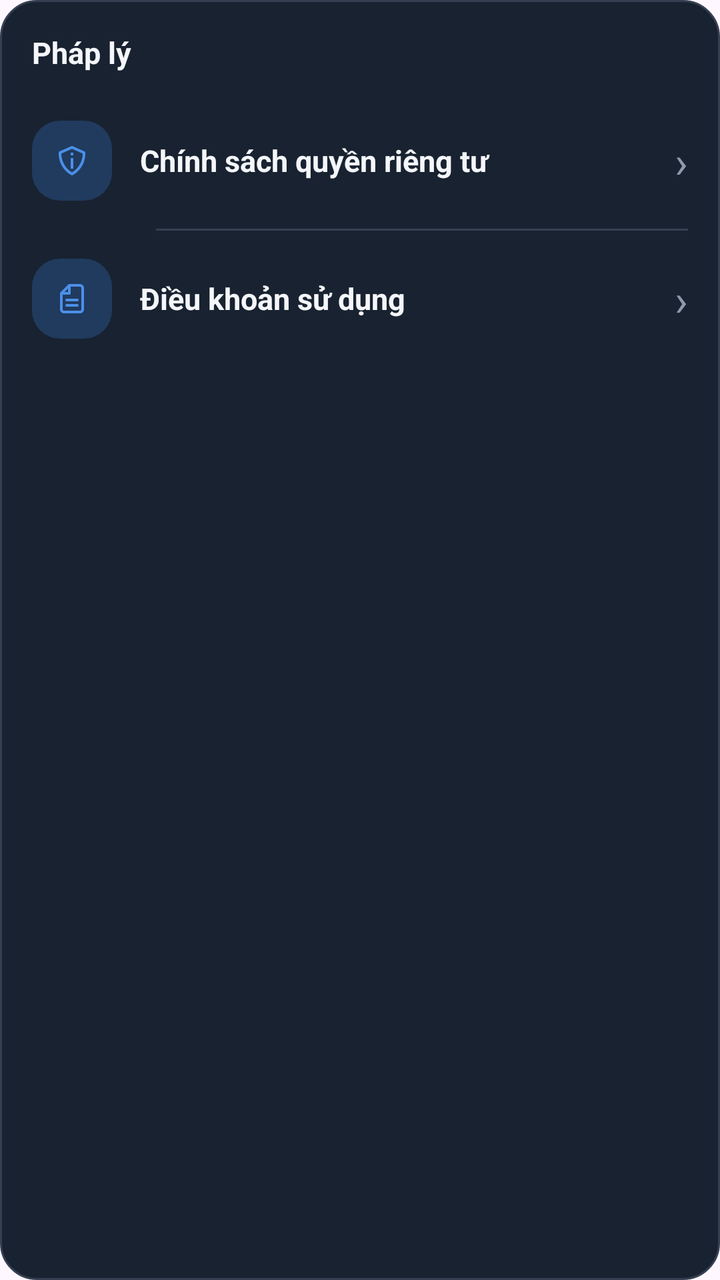
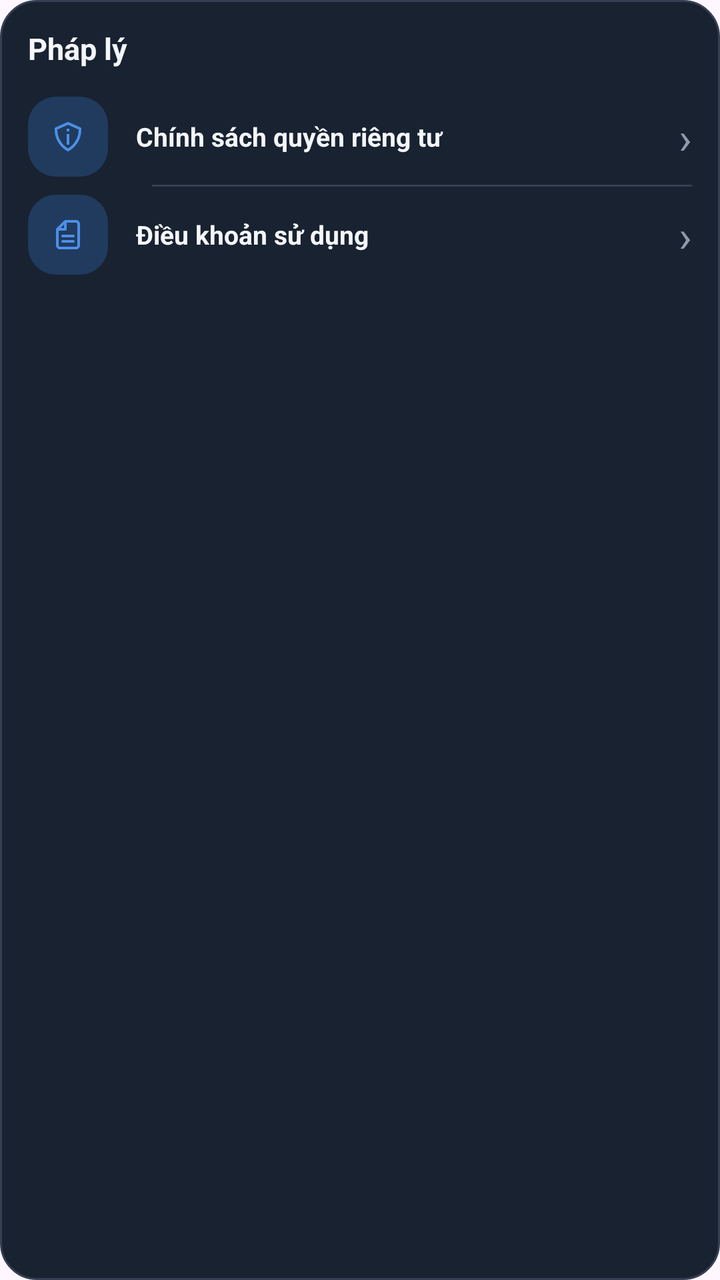

The first picture is an Android layout as it rendered before a commit; the second is the same layout after the commit. The layout source and the unified diff follow.
<!-- AndroidManifest.xml: application theme Theme.Kenglish -->
<!-- res/layout/canhan_phaply.xml -->
<?xml version="1.0" encoding="utf-8"?>
<LinearLayout xmlns:android="http://schemas.android.com/apk/res/android"
    android:layout_width="match_parent"
    android:layout_height="wrap_content"
    xmlns:app="http://schemas.android.com/apk/res-auto"
    android:layout_marginBottom="16dp"
    android:background="@drawable/nen_canhan_card"
    android:orientation="vertical"
    android:padding="16dp">


    
    <TextView
        android:layout_width="wrap_content"
        android:layout_height="wrap_content"
        android:text="Pháp lý"
        android:textColor="#F4F6FA"
        android:textSize="15sp"
        android:textStyle="bold" />


    
    <LinearLayout
        android:id="@+id/card_chinh_sach_quyen_rieng_tu"
        android:layout_width="match_parent"
        android:layout_height="68dp"
        android:layout_marginTop="10dp"
        android:clickable="true"
        android:focusable="true"
        android:gravity="center_vertical"
        android:orientation="horizontal">

        <ImageView
            android:layout_width="40dp"
            android:layout_height="40dp"
            android:background="@drawable/nen_icon_xanhnhat"
            android:gravity="center"
            android:padding="12dp"
            android:src="@drawable/ic_quyenriengtu"
            app:tint="#4C8FE8" />

        <TextView
            android:layout_width="0dp"
            android:layout_height="wrap_content"
            android:layout_marginStart="14dp"
            android:layout_weight="1"
            android:text="Chính sách quyền riêng tư"
            android:textColor="#F4F6FA"
            android:textSize="15sp"
            android:textStyle="bold" />

        <TextView
            android:layout_width="wrap_content"
            android:layout_height="wrap_content"
            android:text="›"
            android:textColor="#8F99AA"
            android:textSize="22sp" />

    </LinearLayout>


    
    <View
        android:layout_width="match_parent"
        android:layout_height="1dp"
        android:layout_marginStart="62dp"
        android:background="#344052" />


    
    <LinearLayout
        android:id="@+id/card_dieu_khoan_su_dung"
        android:layout_width="match_parent"
        android:layout_height="68dp"
        android:clickable="true"
        android:focusable="true"
        android:gravity="center_vertical"
        android:orientation="horizontal">

        <ImageView
            android:layout_width="40dp"
            android:layout_height="40dp"
            android:background="@drawable/nen_icon_xanhnhat"
            android:gravity="center"
            android:padding="12dp"
            android:src="@drawable/ic_tailieu"
            app:tint="#4C8FE8" />

        <TextView
            android:layout_width="0dp"
            android:layout_height="wrap_content"
            android:layout_marginStart="14dp"
            android:layout_weight="1"
            android:text="Điều khoản sử dụng"
            android:textColor="#F4F6FA"
            android:textSize="15sp"
            android:textStyle="bold" />

        <TextView
            android:layout_width="wrap_content"
            android:layout_height="wrap_content"
            android:text="›"
            android:textColor="#8F99AA"
            android:textSize="22sp" />

    </LinearLayout>

</LinearLayout>
<!-- resources referenced by this layout -->
<resources>
  <!-- drawable ic_quyenriengtu (drawable) -->
  <vector xmlns:android="http://schemas.android.com/apk/res/android"
      android:width="800dp"
      android:height="800dp"
      android:viewportWidth="24"
      android:viewportHeight="24">
    <path
        android:pathData="M21.406,5.086l-9,-4a1,1 0,0 0,-0.812 0l-9,4A1,1 0,0 0,2 6v0.7a18.507,18.507 0,0 0,9.515 16.17,1 1,0 0,0 0.97,0A18.507,18.507 0,0 0,22 6.7L22,6A1,1 0,0 0,21.406 5.086ZM20,6.7a16.507,16.507 0,0 1,-8 14.141A16.507,16.507 0,0 1,4 6.7L4,6.65l8,-3.556L20,6.65ZM11,10h2v8L11,18ZM11,6h2L13,8L11,8Z"
        android:fillColor="#000000"/>
  </vector>
  <!-- drawable ic_tailieu (drawable) -->
  <vector xmlns:android="http://schemas.android.com/apk/res/android"
      android:width="800dp"
      android:height="800dp"
      android:viewportWidth="24"
      android:viewportHeight="24">
    <path
        android:pathData="M9.293,1.293C9.48,1.105 9.735,1 10,1H18C19.657,1 21,2.343 21,4V20C21,21.657 19.657,23 18,23H6C4.343,23 3,21.657 3,20V8C3,7.735 3.105,7.48 3.293,7.293L9.293,1.293ZM18,3H11V8C11,8.552 10.552,9 10,9H5V20C5,20.552 5.448,21 6,21H18C18.552,21 19,20.552 19,20V4C19,3.448 18.552,3 18,3ZM6.414,7H9V4.414L6.414,7ZM7,13C7,12.448 7.448,12 8,12H16C16.552,12 17,12.448 17,13C17,13.552 16.552,14 16,14H8C7.448,14 7,13.552 7,13ZM7,17C7,16.448 7.448,16 8,16H16C16.552,16 17,16.448 17,17C17,17.552 16.552,18 16,18H8C7.448,18 7,17.552 7,17Z"
        android:fillColor="#000000"
        android:fillType="evenOdd"/>
  </vector>
  <!-- drawable nen_canhan_card (drawable) -->
  <?xml version="1.0" encoding="utf-8"?>
  <shape
      xmlns:android="http://schemas.android.com/apk/res/android"
      android:shape="rectangle">
  
      <solid android:color="#182230" />
  
      <stroke
          android:width="1dp"
          android:color="#344052" />
  
      <corners android:radius="18dp" />
  
  </shape>
  <!-- drawable nen_icon_xanhnhat (drawable) -->
  <?xml version="1.0" encoding="utf-8"?>
  <shape xmlns:android="http://schemas.android.com/apk/res/android"
      android:shape="rectangle">
  
      <solid android:color="#203B5E" />
  
      <corners android:radius="14dp" />
  
  </shape>
  <style name="Theme.Kenglish" parent="Base.Theme.Kenglish" />
  <style name="Base.Theme.Kenglish" parent="Theme.Material3.DayNight.NoActionBar">
          
          
      </style>
</resources>

<!-- the commit's change to res/layout/canhan_phaply.xml (unified diff, before → after) -->
@@ -6,7 +6,7 @@
     android:layout_marginBottom="16dp"
     android:background="@drawable/nen_canhan_card"
     android:orientation="vertical"
-    android:padding="16dp">
+    android:padding="14dp">
 
 
     
@@ -23,7 +23,7 @@
     <LinearLayout
         android:id="@+id/card_chinh_sach_quyen_rieng_tu"
         android:layout_width="match_parent"
-        android:layout_height="68dp"
+        android:layout_height="48dp"
         android:layout_marginTop="10dp"
         android:clickable="true"
         android:focusable="true"
@@ -46,7 +46,7 @@
             android:layout_weight="1"
             android:text="Chính sách quyền riêng tư"
             android:textColor="#F4F6FA"
-            android:textSize="15sp"
+            android:textSize="13sp"
             android:textStyle="bold" />
 
         <TextView
@@ -71,7 +71,7 @@
     <LinearLayout
         android:id="@+id/card_dieu_khoan_su_dung"
         android:layout_width="match_parent"
-        android:layout_height="68dp"
+        android:layout_height="48dp"
         android:clickable="true"
         android:focusable="true"
         android:gravity="center_vertical"
@@ -93,7 +93,7 @@
             android:layout_weight="1"
             android:text="Điều khoản sử dụng"
             android:textColor="#F4F6FA"
-            android:textSize="15sp"
+            android:textSize="13sp"
             android:textStyle="bold" />
 
         <TextView
